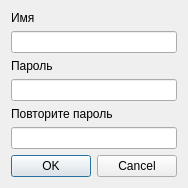
Qt form desktop/gui/createroomdialog.ui (LuxoftLab/ShareClipboard) before a commit.
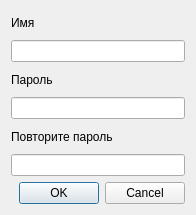
The same form after that commit.

Patch:
```diff
--- a/desktop/gui/createroomdialog.ui
+++ b/desktop/gui/createroomdialog.ui
@@ -6,8 +6,8 @@
    <rect>
     <x>0</x>
     <y>0</y>
-    <width>176</width>
-    <height>178</height>
+    <width>196</width>
+    <height>215</height>
    </rect>
   </property>
   <property name="windowTitle">
```
